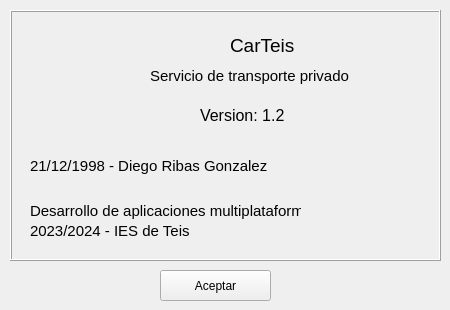
Qt form RibasGonzalez/templates/acercaWindow.ui (DiegoSabir/InterfaceDevelopment) before a commit.
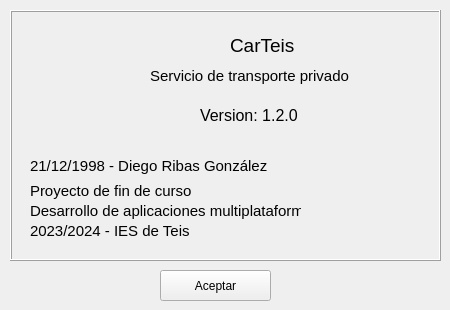
The same form after that commit. Icons and pictures are not drawn.

Patch:
```diff
--- a/RibasGonzalez/templates/acercaWindow.ui
+++ b/RibasGonzalez/templates/acercaWindow.ui
@@ -77,7 +77,7 @@
      </font>
     </property>
     <property name="text">
-     <string>Version: 1.2</string>
+     <string>Version: 1.2.0</string>
     </property>
    </widget>
    <widget class="QLabel" name="label_3">
@@ -135,7 +135,25 @@
      </font>
     </property>
     <property name="text">
-     <string>21/12/1998 - Diego Ribas Gonzalez</string>
+     <string>21/12/1998 - Diego Ribas González</string>
+    </property>
+   </widget>
+   <widget class="QLabel" name="label_6">
+    <property name="geometry">
+     <rect>
+      <x>20</x>
+      <y>170</y>
+      <width>241</width>
+      <height>21</height>
+     </rect>
+    </property>
+    <property name="font">
+     <font>
+      <pointsize>11</pointsize>
+     </font>
+    </property>
+    <property name="text">
+     <string>Proyecto de fin de curso</string>
     </property>
    </widget>
    <widget class="QLabel" name="label_7">
```
Left out of the diff: 2 changed lines with no effect on the pictures.
